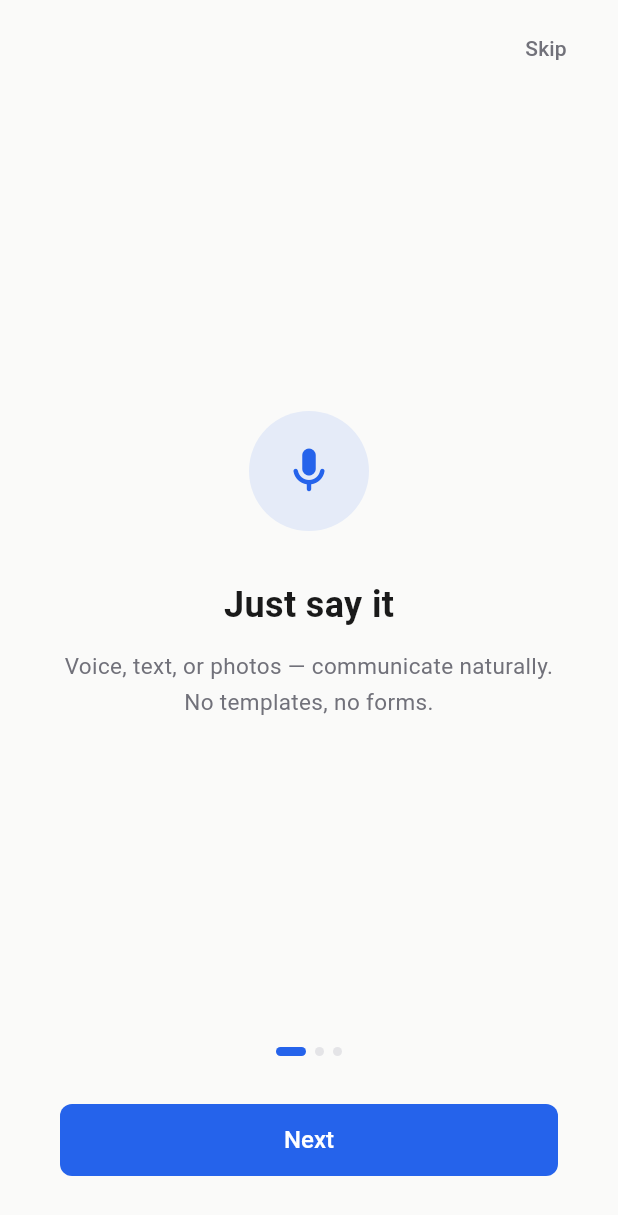
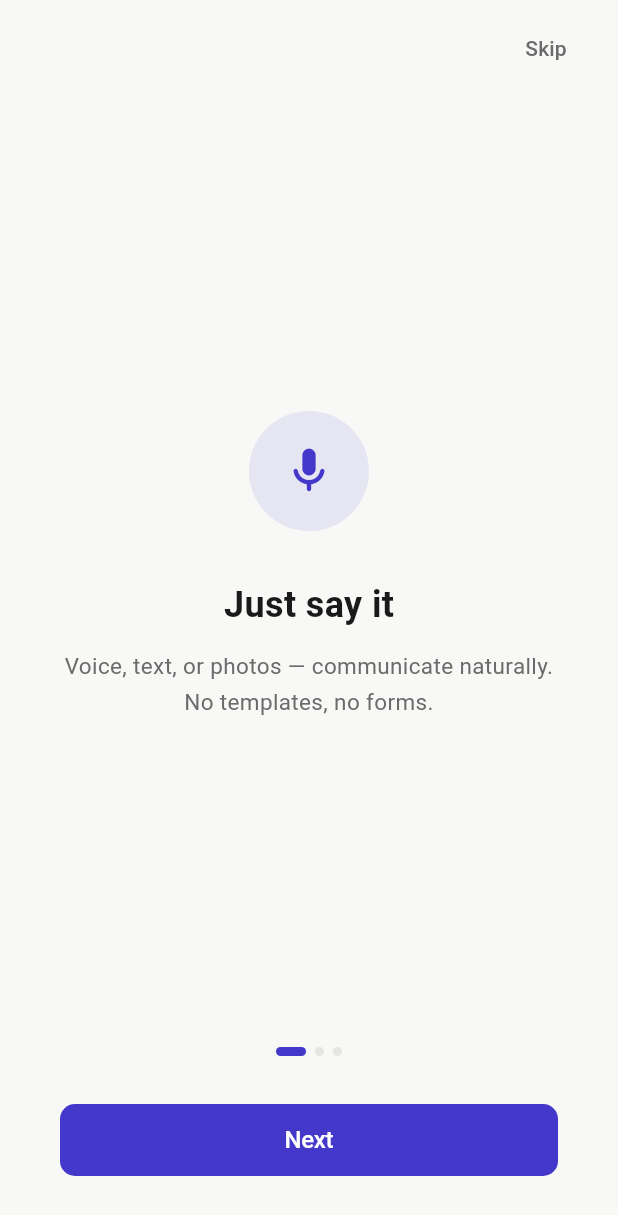
Before and after one commit to EliotXuHKUST/CrewIM, a Flutter app: the screen it shows after launch, on a phone screen of 412 x 824 dp. Shown: the top 1215 px of the screen. Run offline on Flutter 3.47's test engine with Material 3 defaults, Android fonts, the phone set to English and light mode, and no system bars; our stand-ins replace flutter_markdown, google_sign_in, image_picker, permission_handler, shared_preferences, sign_in_with_apple and 1 more; missing offline and left inert: record; accounts and stored records are empty.

Commit message:
design: rebrand visual identity — color system + typography
Color system overhaul:
- Accent: from default Material blue (#2563EB) to warm indigo (#4338CA)
  Feels more premium and intentional, less "tutorial project"
- Added semantic light variants (accentLight, successLight, warningLight,
  errorLight) for subtle card backgrounds
- Background warmed slightly (#F8F8F6 vs #FAFAF9)
- Separator/input colors adjusted for warmer palette consistency

Typography refinement:
- Added letter-spacing throughout (-0.5 for headlines, -0.3 for titles,
  -0.1 for body, +0.3 for labels)
- Increased heading weight to w700 for stronger hierarchy
- Card radius increased 12→14, button radius 8→10 for softer feel
- SnackBar default shape with rounded corners
- Button padding increased for better touch targets

Made-with: Cursor

```diff
--- a/app/lib/core/theme/app_colors.dart
+++ b/app/lib/core/theme/app_colors.dart
@@ -1,41 +1,42 @@
 import 'package:flutter/material.dart';
 
-/// Design tokens — clean neutral palette with restrained semantic color.
-/// Rule: 90% neutral + 10% semantic. Color is only for meaning, never decoration.
 abstract final class AppColors {
-  // ── Backgrounds (light) ──
-  static const background = Color(0xFFFAFAF9);
+  // ── Backgrounds ──
+  static const background = Color(0xFFF8F8F6);
   static const card = Color(0xFFFFFFFF);
-  static const surfaceSecondary = Color(0xFFF5F5F3);
+  static const surfaceSecondary = Color(0xFFF2F2EF);
 
-  // ── Backgrounds (dark) ──
-  static const backgroundDark = Color(0xFF101010);
+  // ── Text ──
+  static const textPrimary = Color(0xFF1A1A1A);
+  static const textSecondary = Color(0xFF6B6B6B);
+  static const textPlaceholder = Color(0xFF9E9E9E);
+
+  // ── Brand accent — warm indigo, not default Material blue ──
+  static const accent = Color(0xFF4338CA);
+  static const accentLight = Color(0xFFEEF2FF);
+  static const accentPressed = Color(0xFF3730A3);
+  static const accentDisabled = Color(0xFFA5B4FC);
+
+  // ── Semantic ──
+  static const success = Color(0xFF059669);
+  static const successLight = Color(0xFFECFDF5);
+  static const warning = Color(0xFFD97706);
+  static const warningLight = Color(0xFFFFFBEB);
+  static const error = Color(0xFFDC2626);
+  static const errorLight = Color(0xFFFEF2F2);
+
+  // ── Surfaces & borders ──
+  static const separator = Color(0xFFE5E5E3);
+  static const inputFill = Color(0xFFF5F5F3);
+  static const buttonOutline = Color(0xFFD5D5D3);
+
+  // ── Dark mode (kept for compatibility but not active) ──
+  static const backgroundDark = Color(0xFF0F0F0F);
   static const cardDark = Color(0xFF1A1A1A);
   static const surfaceSecondaryDark = Color(0xFF222222);
-
-  // ── Text (light) ──
-  static const textPrimary = Color(0xFF1A1A1A);
-  static const textSecondary = Color(0xFF71717A);
-  static const textPlaceholder = Color(0xFFA1A1AA);
-
-  // ── Text (dark) ──
   static const textPrimaryDark = Color(0xFFF4F4F5);
   static const textSecondaryDark = Color(0xFFA1A1AA);
-
-  // ── Semantic: only for status dots, primary buttons, small labels ──
-  static const accent = Color(0xFF2563EB);
-  static const accentPressed = Color(0xFF1D4ED8);
-  static const accentDisabled = Color(0xFF93C5FD);
-  static const accentDark = Color(0xFF5B8DEF);
-
-  static const success = Color(0xFF16A34A);
-  static const warning = Color(0xFFCA8A04);
-  static const error = Color(0xFFDC2626);
-
-  // ── Surfaces & borders ──
-  static const separator = Color(0xFFE4E4E7);
   static const separatorDark = Color(0xFF2C2C2C);
-  static const inputFill = Color(0xFFF4F4F5);
   static const inputFillDark = Color(0xFF262626);
-  static const buttonOutline = Color(0xFFD4D4D8);
+  static const accentDark = Color(0xFF818CF8);
 }
--- a/app/lib/core/theme/app_theme.dart
+++ b/app/lib/core/theme/app_theme.dart
@@ -9,9 +9,9 @@ abstract final class AppSpacing {
   static const lg = 16.0;
   static const xl = 20.0;
   static const xxl = 32.0;
-  static const screenH = 16.0;
-  static const cardRadius = 12.0;
-  static const buttonRadius = 8.0;
+  static const screenH = 20.0;
+  static const cardRadius = 14.0;
+  static const buttonRadius = 10.0;
   static const inputRadius = 22.0;
 }
 
@@ -34,9 +34,9 @@ abstract final class AppTheme {
       iconTheme: IconThemeData(color: AppColors.textPrimary),
       titleTextStyle: TextStyle(
         fontSize: 17,
-        fontWeight: FontWeight.w500,
+        fontWeight: FontWeight.w600,
         color: AppColors.textPrimary,
-        letterSpacing: -0.2,
+        letterSpacing: -0.3,
       ),
     ),
     dividerTheme: const DividerThemeData(
@@ -53,11 +53,11 @@ abstract final class AppTheme {
       margin: EdgeInsets.zero,
     ),
     textTheme: const TextTheme(
-      headlineSmall: TextStyle(fontSize: 22, fontWeight: FontWeight.w600, height: 1.3, color: AppColors.textPrimary),
-      titleMedium: TextStyle(fontSize: 17, fontWeight: FontWeight.w500, height: 1.3, color: AppColors.textPrimary),
-      bodyLarge: TextStyle(fontSize: 15, fontWeight: FontWeight.w400, height: 1.6, color: AppColors.textPrimary),
+      headlineSmall: TextStyle(fontSize: 22, fontWeight: FontWeight.w700, height: 1.3, letterSpacing: -0.5, color: AppColors.textPrimary),
+      titleMedium: TextStyle(fontSize: 17, fontWeight: FontWeight.w600, height: 1.3, letterSpacing: -0.3, color: AppColors.textPrimary),
+      bodyLarge: TextStyle(fontSize: 15, fontWeight: FontWeight.w400, height: 1.6, letterSpacing: -0.1, color: AppColors.textPrimary),
       bodyMedium: TextStyle(fontSize: 13, fontWeight: FontWeight.w400, height: 1.4, color: AppColors.textSecondary),
-      labelSmall: TextStyle(fontSize: 11, fontWeight: FontWeight.w400, height: 1.4, color: AppColors.textSecondary),
+      labelSmall: TextStyle(fontSize: 11, fontWeight: FontWeight.w500, height: 1.4, letterSpacing: 0.3, color: AppColors.textSecondary),
     ),
     elevatedButtonTheme: ElevatedButtonThemeData(
       style: ElevatedButton.styleFrom(
@@ -65,7 +65,8 @@ abstract final class AppTheme {
         foregroundColor: Colors.white,
         elevation: 0,
         shape: RoundedRectangleBorder(borderRadius: BorderRadius.circular(AppSpacing.buttonRadius)),
-        textStyle: const TextStyle(fontSize: 14, fontWeight: FontWeight.w500),
+        textStyle: const TextStyle(fontSize: 15, fontWeight: FontWeight.w600, letterSpacing: -0.2),
+        padding: const EdgeInsets.symmetric(vertical: 14),
       ),
     ),
     outlinedButtonTheme: OutlinedButtonThemeData(
@@ -73,70 +74,13 @@ abstract final class AppTheme {
         foregroundColor: AppColors.textSecondary,
         side: const BorderSide(color: AppColors.buttonOutline),
         shape: RoundedRectangleBorder(borderRadius: BorderRadius.circular(AppSpacing.buttonRadius)),
-        textStyle: const TextStyle(fontSize: 14, fontWeight: FontWeight.w500),
+        textStyle: const TextStyle(fontSize: 15, fontWeight: FontWeight.w500, letterSpacing: -0.2),
+        padding: const EdgeInsets.symmetric(vertical: 14),
       ),
     ),
-  );
-
-  static ThemeData get dark => ThemeData(
-    useMaterial3: true,
-    brightness: Brightness.dark,
-    scaffoldBackgroundColor: AppColors.backgroundDark,
-    colorScheme: const ColorScheme.dark(
-      primary: AppColors.accentDark,
-      surface: AppColors.cardDark,
-      surfaceContainerHighest: AppColors.surfaceSecondaryDark,
-      error: AppColors.error,
-    ),
-    appBarTheme: const AppBarTheme(
-      backgroundColor: AppColors.backgroundDark,
-      elevation: 0,
-      scrolledUnderElevation: 0,
-      systemOverlayStyle: SystemUiOverlayStyle.light,
-      iconTheme: IconThemeData(color: AppColors.textPrimaryDark),
-      titleTextStyle: TextStyle(
-        fontSize: 17,
-        fontWeight: FontWeight.w500,
-        color: AppColors.textPrimaryDark,
-        letterSpacing: -0.2,
-      ),
-    ),
-    dividerTheme: const DividerThemeData(
-      color: AppColors.separatorDark,
-      thickness: 0.5,
-      space: 0,
-    ),
-    cardTheme: CardThemeData(
-      color: AppColors.cardDark,
-      elevation: 0,
-      shape: RoundedRectangleBorder(
-        borderRadius: BorderRadius.circular(AppSpacing.cardRadius),
-      ),
-      margin: EdgeInsets.zero,
-    ),
-    textTheme: const TextTheme(
-      headlineSmall: TextStyle(fontSize: 22, fontWeight: FontWeight.w600, height: 1.3, color: AppColors.textPrimaryDark),
-      titleMedium: TextStyle(fontSize: 17, fontWeight: FontWeight.w500, height: 1.3, color: AppColors.textPrimaryDark),
-      bodyLarge: TextStyle(fontSize: 15, fontWeight: FontWeight.w400, height: 1.6, color: AppColors.textPrimaryDark),
-      bodyMedium: TextStyle(fontSize: 13, fontWeight: FontWeight.w400, height: 1.4, color: AppColors.textSecondaryDark),
-      labelSmall: TextStyle(fontSize: 11, fontWeight: FontWeight.w400, height: 1.4, color: AppColors.textSecondaryDark),
-    ),
-    elevatedButtonTheme: ElevatedButtonThemeData(
-      style: ElevatedButton.styleFrom(
-        backgroundColor: AppColors.accentDark,
-        foregroundColor: Colors.white,
-        elevation: 0,
-        shape: RoundedRectangleBorder(borderRadius: BorderRadius.circular(AppSpacing.buttonRadius)),
-        textStyle: const TextStyle(fontSize: 14, fontWeight: FontWeight.w500),
-      ),
-    ),
-    outlinedButtonTheme: OutlinedButtonThemeData(
-      style: OutlinedButton.styleFrom(
-        foregroundColor: AppColors.textSecondaryDark,
-        side: const BorderSide(color: AppColors.separatorDark),
-        shape: RoundedRectangleBorder(borderRadius: BorderRadius.circular(AppSpacing.buttonRadius)),
-        textStyle: const TextStyle(fontSize: 14, fontWeight: FontWeight.w500),
-      ),
+    snackBarTheme: const SnackBarThemeData(
+      behavior: SnackBarBehavior.floating,
+      shape: RoundedRectangleBorder(borderRadius: BorderRadius.all(Radius.circular(10))),
     ),
   );
 }
```
